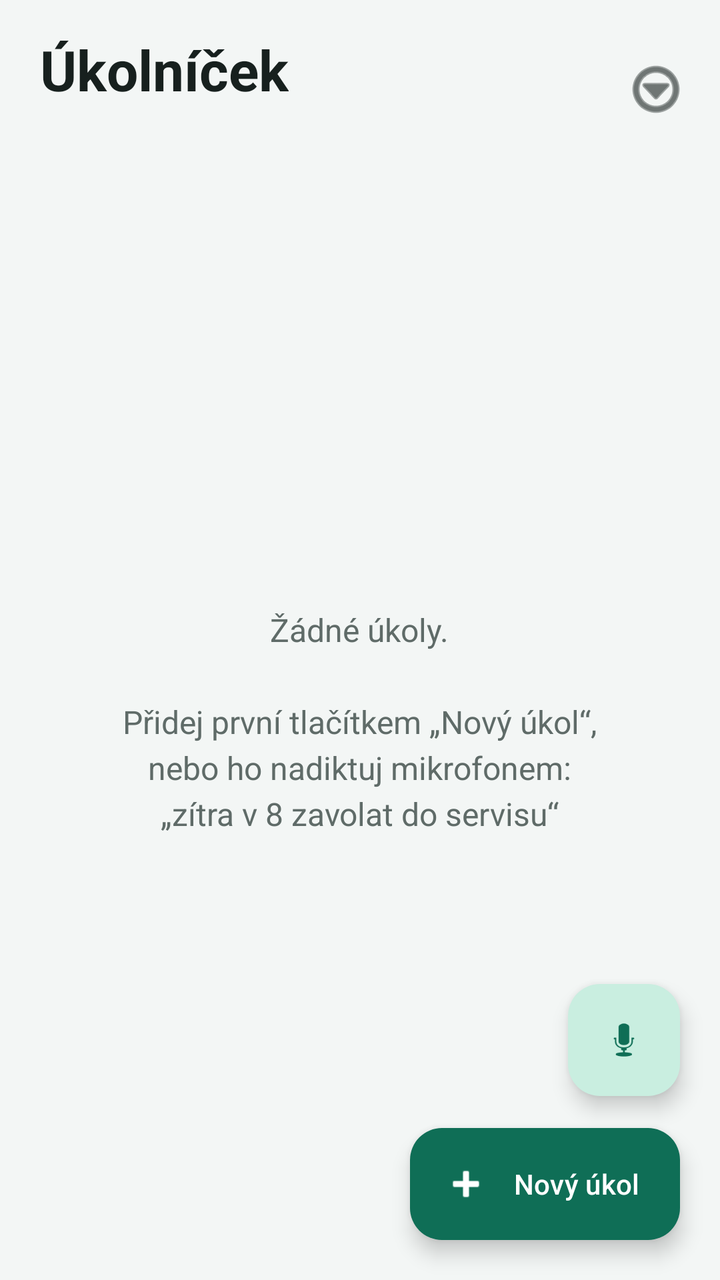
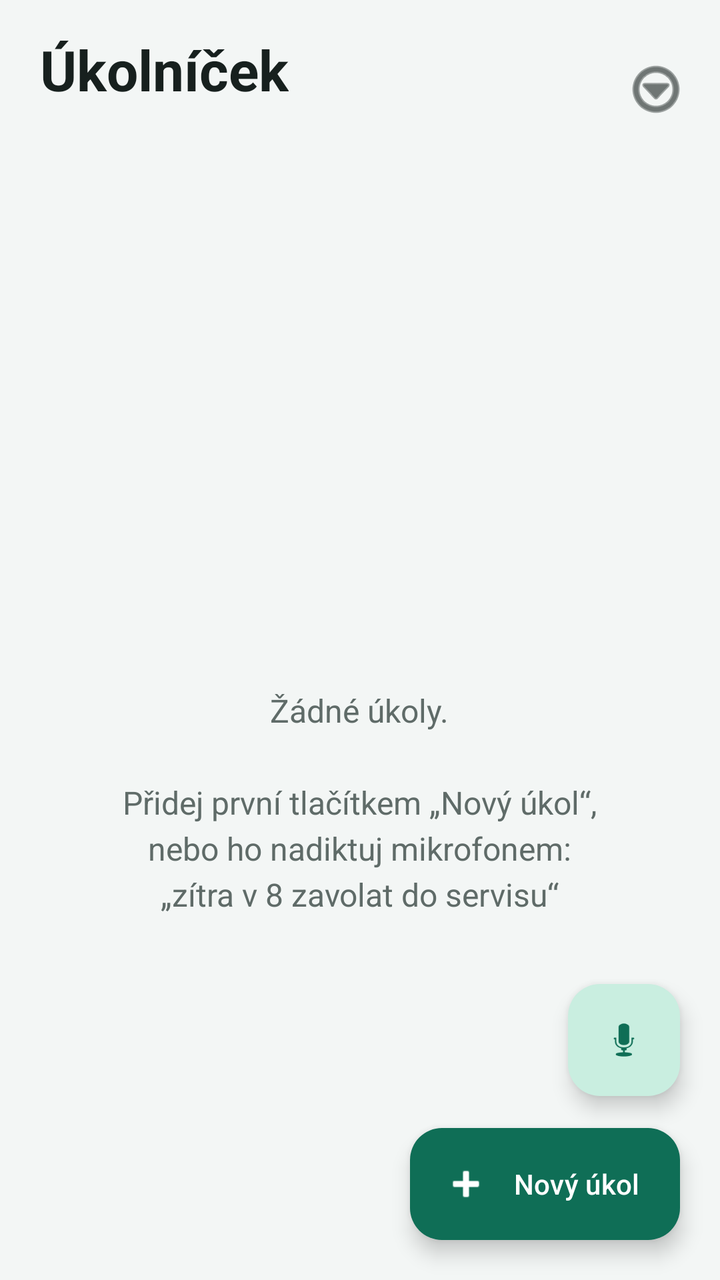

Compare the two renders of this Android layout. The source of the first and the diff that turns it into the second are given below.
<!-- AndroidManifest.xml: application theme Theme.Ukolnicek -->
<!-- res/layout/activity_main.xml -->
<?xml version="1.0" encoding="utf-8"?>
<androidx.coordinatorlayout.widget.CoordinatorLayout xmlns:android="http://schemas.android.com/apk/res/android"
    xmlns:app="http://schemas.android.com/apk/res-auto"
    android:id="@+id/root"
    android:layout_width="match_parent"
    android:layout_height="match_parent"
    android:background="@color/bg">

    <LinearLayout
        android:layout_width="match_parent"
        android:layout_height="match_parent"
        android:orientation="vertical">

        
        <LinearLayout
            android:layout_width="match_parent"
            android:layout_height="wrap_content"
            android:gravity="center_vertical"
            android:orientation="horizontal"
            android:paddingStart="20dp"
            android:paddingTop="16dp"
            android:paddingEnd="8dp"
            android:paddingBottom="8dp">

            <LinearLayout
                android:layout_width="0dp"
                android:layout_height="wrap_content"
                android:layout_weight="1"
                android:orientation="vertical">

                <TextView
                    android:layout_width="wrap_content"
                    android:layout_height="wrap_content"
                    android:text="Úkolníček"
                    android:textColor="@color/text"
                    android:textSize="28sp"
                    android:textStyle="bold" />

                <TextView
                    android:id="@+id/summary"
                    android:layout_width="wrap_content"
                    android:layout_height="wrap_content"
                    android:textColor="@color/text2"
                    android:textSize="15sp" />
            </LinearLayout>

            <ImageButton
                android:id="@+id/menu"
                android:layout_width="48dp"
                android:layout_height="48dp"
                android:background="?attr/selectableItemBackgroundBorderless"
                android:contentDescription="Menu"
                android:src="@android:drawable/ic_menu_more"
                app:tint="@color/text" />
        </LinearLayout>

        <FrameLayout
            android:layout_width="match_parent"
            android:layout_height="0dp"
            android:layout_weight="1">

            <ListView
                android:id="@+id/list"
                android:layout_width="match_parent"
                android:layout_height="match_parent"
                android:clipToPadding="false"
                android:divider="@null"
                android:dividerHeight="0dp"
                android:paddingStart="12dp"
                android:paddingEnd="12dp"
                android:paddingBottom="140dp"
                android:scrollbarStyle="outsideOverlay"
                android:listSelector="@android:color/transparent" />

            <TextView
                android:id="@+id/empty"
                android:layout_width="wrap_content"
                android:layout_height="wrap_content"
                android:layout_gravity="center"
                android:gravity="center"
                android:lineSpacingExtra="4dp"
                android:padding="32dp"
                android:text="Žádné úkoly.\n\nPřidej první tlačítkem „Nový úkol“,\nnebo ho nadiktuj mikrofonem:\n„zítra v 8 zavolat do servisu“"
                android:textColor="@color/text2"
                android:textSize="16sp" />
        </FrameLayout>
    </LinearLayout>

    <com.google.android.material.floatingactionbutton.FloatingActionButton
        android:id="@+id/voice"
        android:layout_width="wrap_content"
        android:layout_height="wrap_content"
        android:layout_gravity="bottom|end"
        android:layout_marginEnd="20dp"
        android:layout_marginBottom="92dp"
        android:contentDescription="Nadiktovat úkol"
        android:src="@android:drawable/ic_btn_speak_now"
        app:backgroundTint="@color/teal_light"
        app:tint="@color/teal" />

    <com.google.android.material.floatingactionbutton.ExtendedFloatingActionButton
        android:id="@+id/add"
        android:layout_width="wrap_content"
        android:layout_height="wrap_content"
        android:layout_gravity="bottom|end"
        android:layout_margin="20dp"
        android:text="Nový úkol"
        android:textColor="#FFFFFF"
        app:backgroundTint="@color/teal"
        app:icon="@android:drawable/ic_input_add"
        app:iconTint="#FFFFFF" />
</androidx.coordinatorlayout.widget.CoordinatorLayout>
<!-- resources referenced by this layout -->
<resources>
  <color name="bg">#F3F6F5</color>
  <color name="teal">#0F6E56</color>
  <color name="teal_light">#C9EEE0</color>
  <color name="text">#17201E</color>
  <color name="text2">#5F6B68</color>
  <style name="Theme.Ukolnicek" parent="Theme.Material3.Light.NoActionBar">
          <item name="colorPrimary">#0F6E56</item>
          <item name="colorOnPrimary">#FFFFFF</item>
          <item name="colorPrimaryContainer">#C9EEE0</item>
          <item name="colorOnPrimaryContainer">#04342C</item>
          <item name="colorSecondary">#0F6E56</item>
          <item name="colorSecondaryContainer">#C9EEE0</item>
          <item name="colorOnSecondaryContainer">#04342C</item>
          <item name="android:colorBackground">#F3F6F5</item>
          <item name="android:windowBackground">@color/bg</item>
      </style>
</resources>

<!-- the commit's change to res/layout/activity_main.xml (unified diff, before → after) -->
@@ -76,7 +76,8 @@
                 android:id="@+id/empty"
                 android:layout_width="wrap_content"
                 android:layout_height="wrap_content"
-                android:layout_gravity="center"
+                android:layout_gravity="bottom|center_horizontal"
+                android:layout_marginBottom="150dp"
                 android:gravity="center"
                 android:lineSpacingExtra="4dp"
                 android:padding="32dp"
